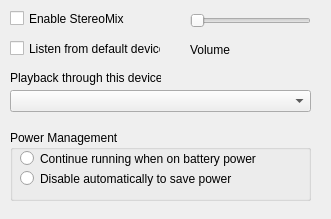
Before: the Qt Designer form widget.ui in mrbindraw/DemoStereoMix, drawn with Qt 5.
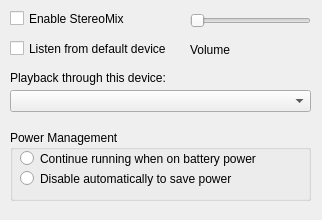
After: the same form once the commit is applied.

Commit message: Updated widget ui: locked min-max size

```diff
--- a/widget.ui
+++ b/widget.ui
@@ -6,10 +6,22 @@
    <rect>
     <x>0</x>
     <y>0</y>
-    <width>331</width>
-    <height>219</height>
+    <width>322</width>
+    <height>220</height>
    </rect>
   </property>
+  <property name="minimumSize">
+   <size>
+    <width>322</width>
+    <height>220</height>
+   </size>
+  </property>
+  <property name="maximumSize">
+   <size>
+    <width>322</width>
+    <height>220</height>
+   </size>
+  </property>
   <property name="windowTitle">
    <string>DemoStereoMix</string>
   </property>
@@ -18,7 +30,7 @@
     <rect>
      <x>10</x>
      <y>40</y>
-     <width>151</width>
+     <width>161</width>
      <height>17</height>
     </rect>
    </property>
@@ -86,7 +98,7 @@
     <rect>
      <x>10</x>
      <y>70</y>
-     <width>151</width>
+     <width>161</width>
      <height>16</height>
     </rect>
    </property>
```
